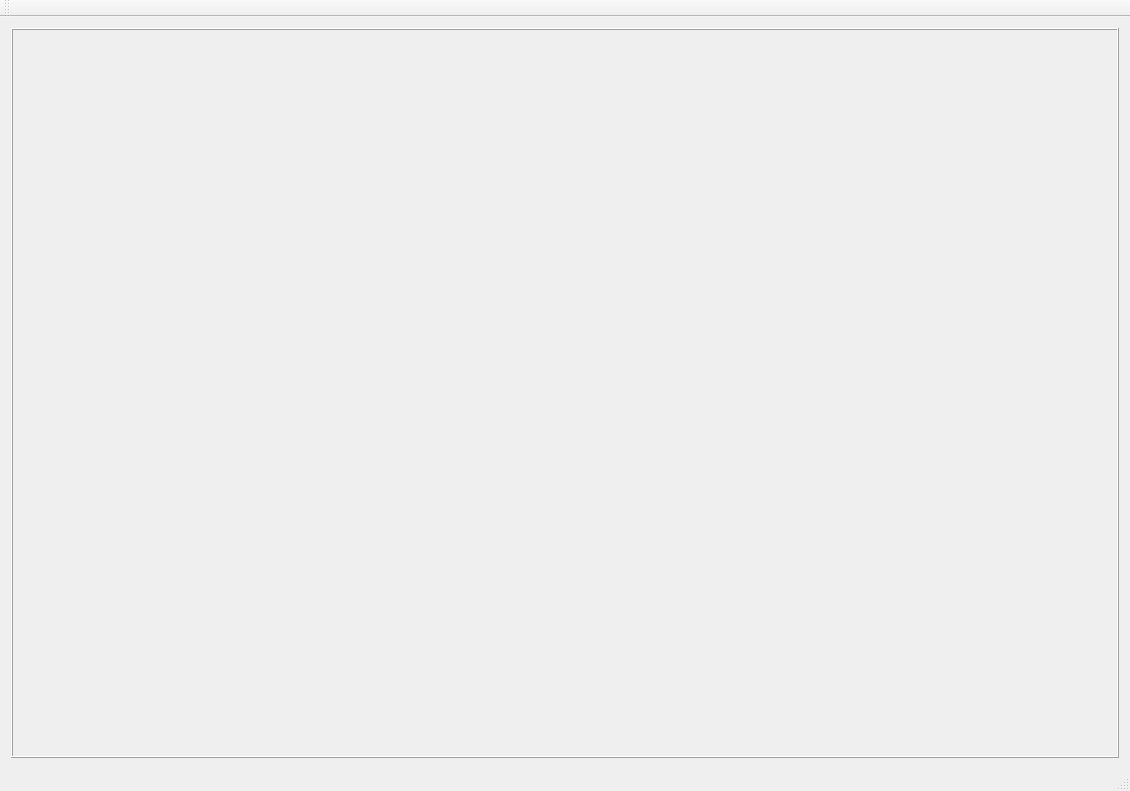
Above: TextureToolRendering/TextureToolRendering.ui from roosen5/TextureTool before the change. Below: the same form after it.
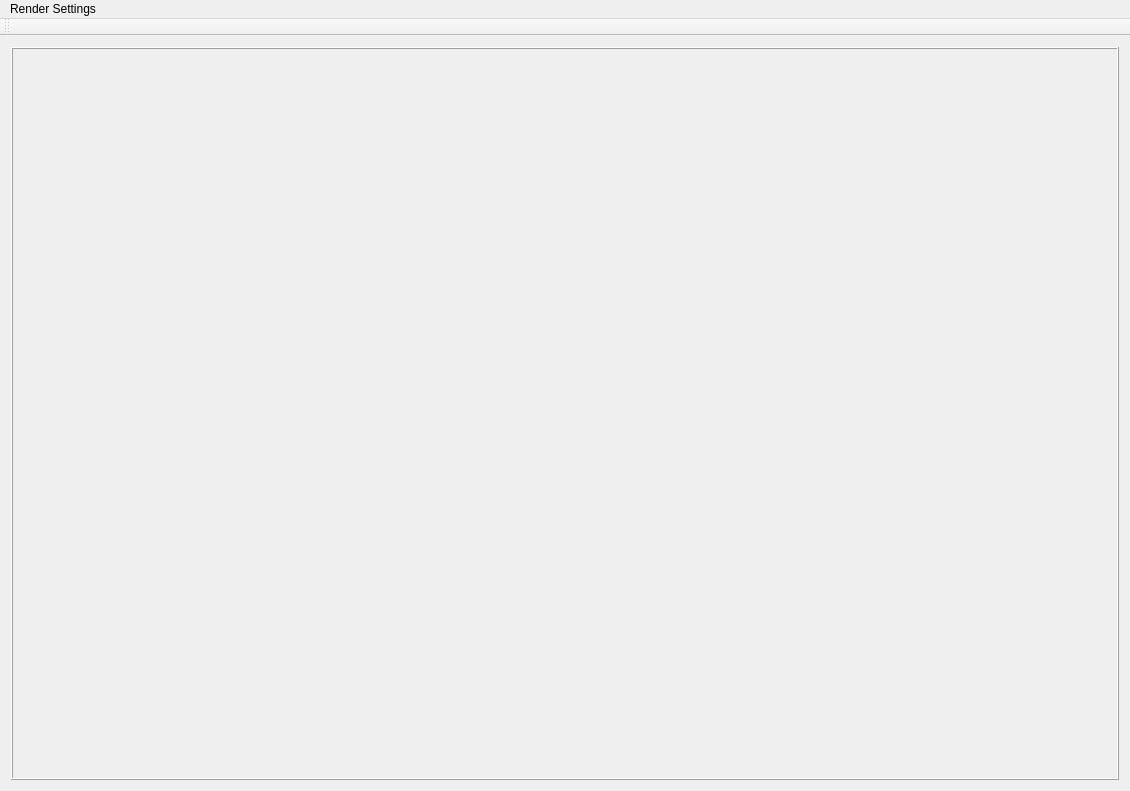
That is the form after the change.

Commit message: Mathijs: - Can now select TexturePreviewNormalMapPS.hlsl - Render channels - Mipmap individual renderer

The edit to the form file:
```diff
--- a/TextureToolRendering/TextureToolRendering.ui
+++ b/TextureToolRendering/TextureToolRendering.ui
@@ -36,6 +36,12 @@
      <height>21</height>
     </rect>
    </property>
+   <widget class="QMenu" name="menuRender_Settings">
+    <property name="title">
+     <string>Render Settings</string>
+    </property>
+   </widget>
+   <addaction name="menuRender_Settings"/>
   </widget>
   <widget class="QToolBar" name="mainToolBar">
    <attribute name="toolBarArea">
@@ -45,7 +51,6 @@
     <bool>false</bool>
    </attribute>
   </widget>
-  <widget class="QStatusBar" name="statusBar"/>
  </widget>
  <layoutdefault spacing="6" margin="11"/>
  <resources>
```
Left out of the diff: 6 changed lines with no effect on the pictures. The commit also changes 30 other files.
